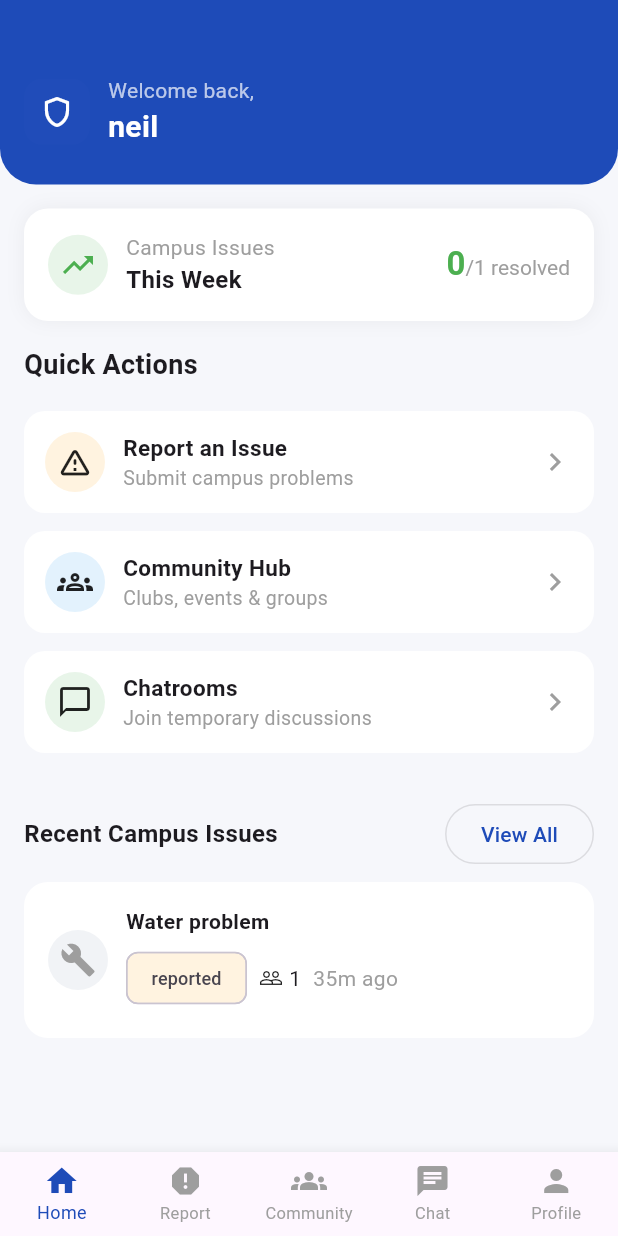
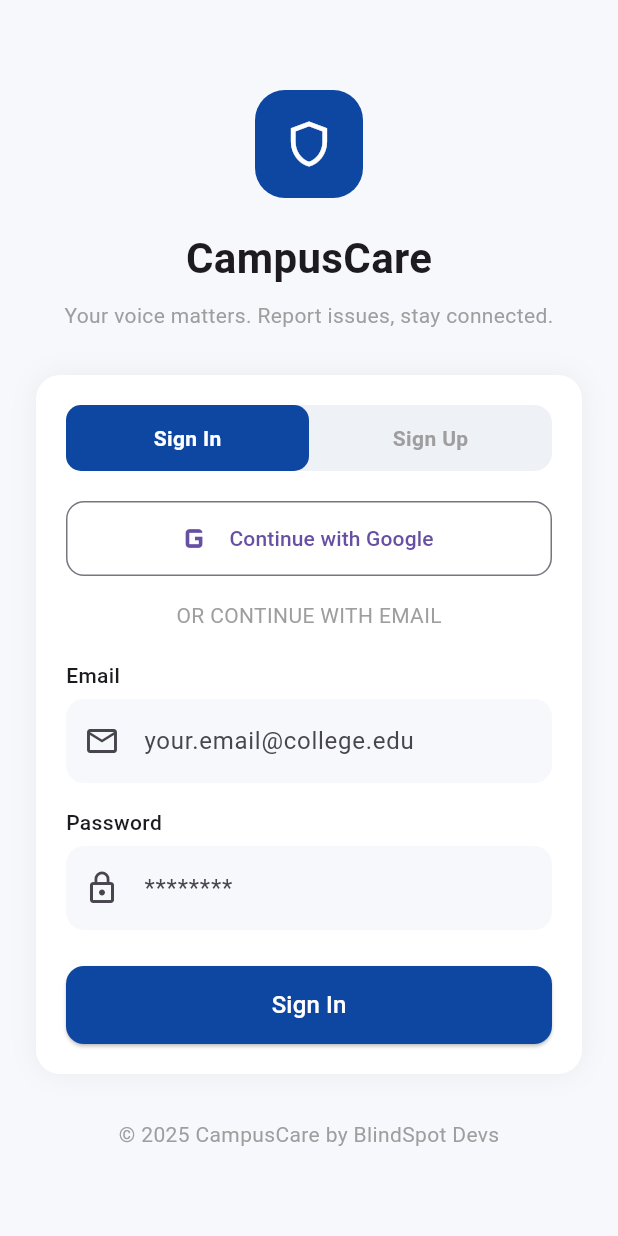
Before and after one commit to lightenexnv/Loopin-CampusCare_Platform, a Flutter app: the screen it shows after launch, on a phone screen of 412 x 824 dp. Run offline on Flutter 3.47's test engine with Material 3 defaults, Android fonts, the phone set to English and light mode, and no system bars; our stand-ins replace get, image_picker.

Commit message:
added home_screen.dart report_screen.dart and profile_screen.dart updated and added login.dart

```diff
--- a/lib/main.dart
+++ b/lib/main.dart
@@ -17,7 +17,7 @@ class MyApp extends StatelessWidget {
 
       debugShowCheckedModeBanner: false,
       title: 'Campus App',
-      initialRoute: AppRoutes.home,
+      initialRoute: AppRoutes.auth,
       getPages: AppRoutes.pages,
     );
   }
--- a/lib/routes/routes.dart
+++ b/lib/routes/routes.dart
@@ -1,4 +1,5 @@
 import 'package:get/get.dart';
+import 'package:loopin/screens/login.dart';
 import '../screens/home_screen.dart';
 import '../screens/report_screen.dart';
 import '../screens/community_screen.dart';
@@ -11,6 +12,7 @@ class AppRoutes {
   static const community = '/community';
   static const chat = '/chat';
   static const profile = '/profile';
+  static const auth = '/auth';
 
   static final pages = [
     GetPage(name: home, page: () => const HomeScreen()),
@@ -18,5 +20,7 @@ class AppRoutes {
     GetPage(name: community, page: () => const CommunityScreen()),
     GetPage(name: chat, page: () => const ChatScreen()),
     GetPage(name: profile, page: () => const ProfileScreen()),
+    GetPage(name: auth, page: () => const AuthScreen()),
+
   ];
 }
--- /dev/null
+++ b/lib/screens/login.dart
@@ -0,0 +1,281 @@
+import 'package:flutter/material.dart';
+
+class AuthScreen extends StatefulWidget {
+  const AuthScreen({super.key});
+
+  @override
+  State<AuthScreen> createState() => _AuthScreenState();
+}
+
+class _AuthScreenState extends State<AuthScreen> {
+  bool isSignIn = true;
+
+  final _formKey = GlobalKey<FormState>();
+
+  final TextEditingController emailController = TextEditingController();
+  final TextEditingController passwordController = TextEditingController();
+  final TextEditingController confirmPasswordController =
+  TextEditingController();
+
+  @override
+  void dispose() {
+    emailController.dispose();
+    passwordController.dispose();
+    confirmPasswordController.dispose();
+    super.dispose();
+  }
+
+  @override
+  Widget build(BuildContext context) {
+    return Scaffold(
+      backgroundColor: const Color(0xffF6F8FC),
+      body: SingleChildScrollView(
+        child: Padding(
+          padding: const EdgeInsets.symmetric(horizontal: 24, vertical: 60),
+          child: Column(
+            children: [
+
+              Container(
+                height: 72,
+                width: 72,
+                decoration: BoxDecoration(
+                  color: const Color(0xff0D47A1),
+                  borderRadius: BorderRadius.circular(20),
+                ),
+                child: const Icon(Icons.shield_outlined,
+                    color: Colors.white, size: 36),
+              ),
+
+              const SizedBox(height: 20),
+
+              const Text(
+                "CampusCare",
+                style: TextStyle(fontSize: 28, fontWeight: FontWeight.bold),
+              ),
+
+              const SizedBox(height: 8),
+
+              const Text(
+                "Your voice matters. Report issues, stay connected.",
+                textAlign: TextAlign.center,
+                style: TextStyle(color: Colors.grey),
+              ),
+
+              const SizedBox(height: 30),
+
+
+              Container(
+                padding: const EdgeInsets.all(20),
+                decoration: BoxDecoration(
+                  color: Colors.white,
+                  borderRadius: BorderRadius.circular(16),
+                  boxShadow: [
+                    BoxShadow(
+                      color: Colors.black.withOpacity(0.05),
+                      blurRadius: 15,
+                    )
+                  ],
+                ),
+                child: Form(
+                  key: _formKey,
+                  child: Column(
+                    children: [
+
+                      Container(
+                        height: 44,
+                        decoration: BoxDecoration(
+                          color: const Color(0xffEEF1F6),
+                          borderRadius: BorderRadius.circular(12),
+                        ),
+                        child: Row(
+                          children: [
+                            _authTab("Sign In", true),
+                            _authTab("Sign Up", false),
+                          ],
+                        ),
+                      ),
+
+                      const SizedBox(height: 20),
+
+                      OutlinedButton.icon(
+                        onPressed: () {},
+                        icon: const Icon(Icons.g_mobiledata, size: 30),
+                        label: const Text("Continue with Google"),
+                        style: OutlinedButton.styleFrom(
+                          minimumSize: const Size(double.infinity, 50),
+                          shape: RoundedRectangleBorder(
+                            borderRadius: BorderRadius.circular(12),
+                          ),
+                        ),
+                      ),
+
+                      const SizedBox(height: 16),
+
+                      const Text("OR CONTINUE WITH EMAIL",
+                          style: TextStyle(color: Colors.grey)),
+
+                      const SizedBox(height: 20),
+
+
+                      _inputField(
+                        label: "Email",
+                        hint: "your.email@college.edu",
+                        icon: Icons.email_outlined,
+                        controller: emailController,
+                        validator: (value) {
+                          if (value == null || value.isEmpty) {
+                            return "Email is required";
+                          }
+                          if (!RegExp(
+                              r'^[\w-\.]+@([\w-]+\.)+[\w-]{2,4}$')
+                              .hasMatch(value)) {
+                            return "Enter a valid email";
+                          }
+                          return null;
+                        },
+                      ),
+
+                      const SizedBox(height: 16),
+
+
+                      _inputField(
+                        label: "Password",
+                        hint: "********",
+                        icon: Icons.lock_outline,
+                        obscure: true,
+                        controller: passwordController,
+                        validator: (value) {
+                          if (value == null || value.isEmpty) {
+                            return "Password is required";
+                          }
+                          if (value.length < 6) {
+                            return "Password must be at least 6 characters";
+                          }
+                          return null;
+                        },
+                      ),
+
+
+                      if (!isSignIn) ...[
+                        const SizedBox(height: 16),
+                        _inputField(
+                          label: "Confirm Password",
+                          hint: "********",
+                          icon: Icons.lock_outline,
+                          obscure: true,
+                          controller: confirmPasswordController,
+                          validator: (value) {
+                            if (value == null || value.isEmpty) {
+                              return "Confirm your password";
+                            }
+                            if (value != passwordController.text) {
+                              return "Passwords do not match";
+                            }
+                            return null;
+                          },
+                        ),
+                      ],
+
+                      const SizedBox(height: 24),
+
+
+                      ElevatedButton(
+                        onPressed: () {
+                          if (_formKey.currentState!.validate()) {
+
+                            print("Email: ${emailController.text}");
+                            print("Password: ${passwordController.text}");
+                          }
+                        },
+                        style: ElevatedButton.styleFrom(
+                          backgroundColor: const Color(0xff0D47A1),
+                          minimumSize: const Size(double.infinity, 52),
+                          shape: RoundedRectangleBorder(
+                            borderRadius: BorderRadius.circular(12),
+                          ),
+                        ),
+                        child: Text(
+                          isSignIn ? "Sign In" : "Sign Up",
+                          style: const TextStyle(
+                              fontSize: 16, color: Colors.white),
+                        ),
+                      ),
+                    ],
+                  ),
+                ),
+              ),
+
+              const SizedBox(height: 30),
+
+              const Text(
+                "© 2025 CampusCare by BlindSpot Devs",
+                style: TextStyle(color: Colors.grey),
+              ),
+            ],
+          ),
+        ),
+      ),
+    );
+  }
+
+
+  Widget _authTab(String text, bool signInTab) {
+    final isSelected = isSignIn == signInTab;
+
+    return Expanded(
+      child: GestureDetector(
+        onTap: () {
+          setState(() => isSignIn = signInTab);
+        },
+        child: AnimatedContainer(
+          duration: const Duration(milliseconds: 250),
+          decoration: BoxDecoration(
+            color: isSelected ? const Color(0xff0D47A1) : Colors.transparent,
+            borderRadius: BorderRadius.circular(10),
+          ),
+          alignment: Alignment.center,
+          child: Text(
+            text,
+            style: TextStyle(
+              fontWeight: FontWeight.w600,
+              color: isSelected ? Colors.white : Colors.grey,
+            ),
+          ),
+        ),
+      ),
+    );
+  }
+
+
+  Widget _inputField({
+    required String label,
+    required String hint,
+    required IconData icon,
+    required TextEditingController controller,
+    bool obscure = false,
+    String? Function(String?)? validator,
+  }) {
+    return Column(
+      crossAxisAlignment: CrossAxisAlignment.start,
+      children: [
+        Text(label, style: const TextStyle(fontWeight: FontWeight.w500)),
+        const SizedBox(height: 6),
+        TextFormField(
+          controller: controller,
+          obscureText: obscure,
+          validator: validator,
+          decoration: InputDecoration(
+            prefixIcon: Icon(icon),
+            hintText: hint,
+            filled: true,
+            fillColor: const Color(0xffF6F8FC),
+            border: OutlineInputBorder(
+              borderRadius: BorderRadius.circular(12),
+              borderSide: BorderSide.none,
+            ),
+          ),
+        ),
+      ],
+    );
+  }
+}
```
